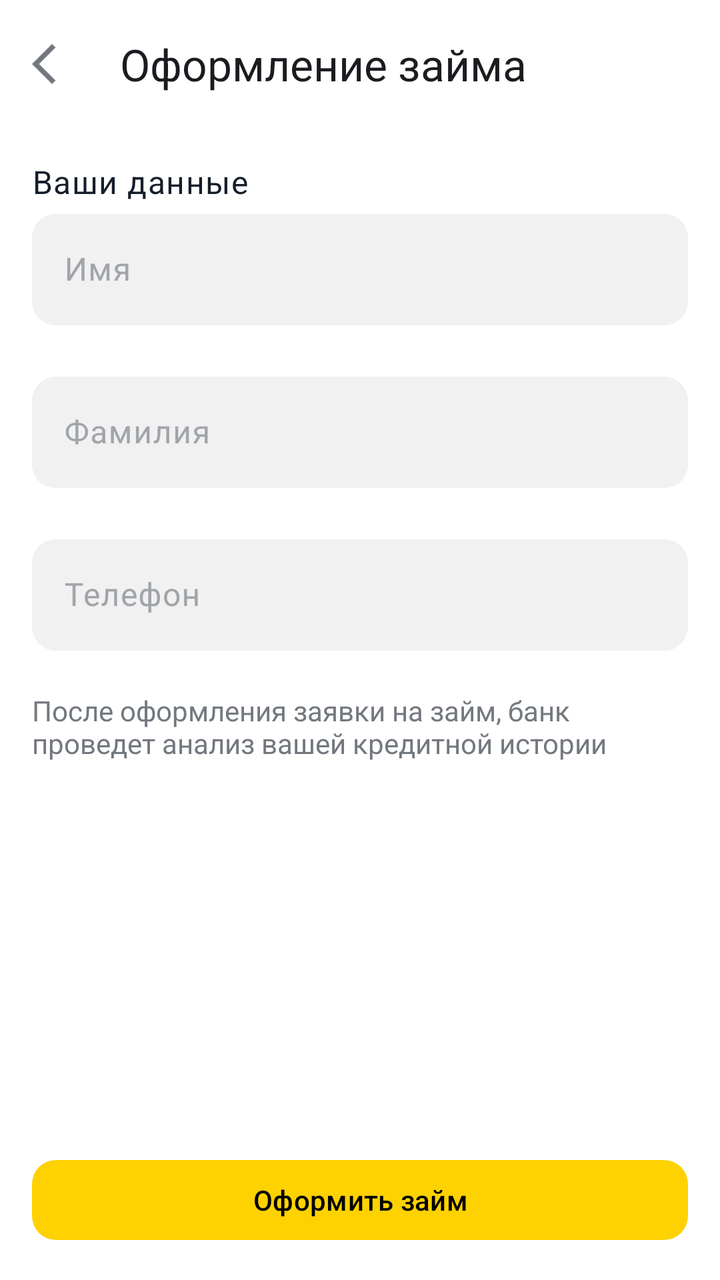
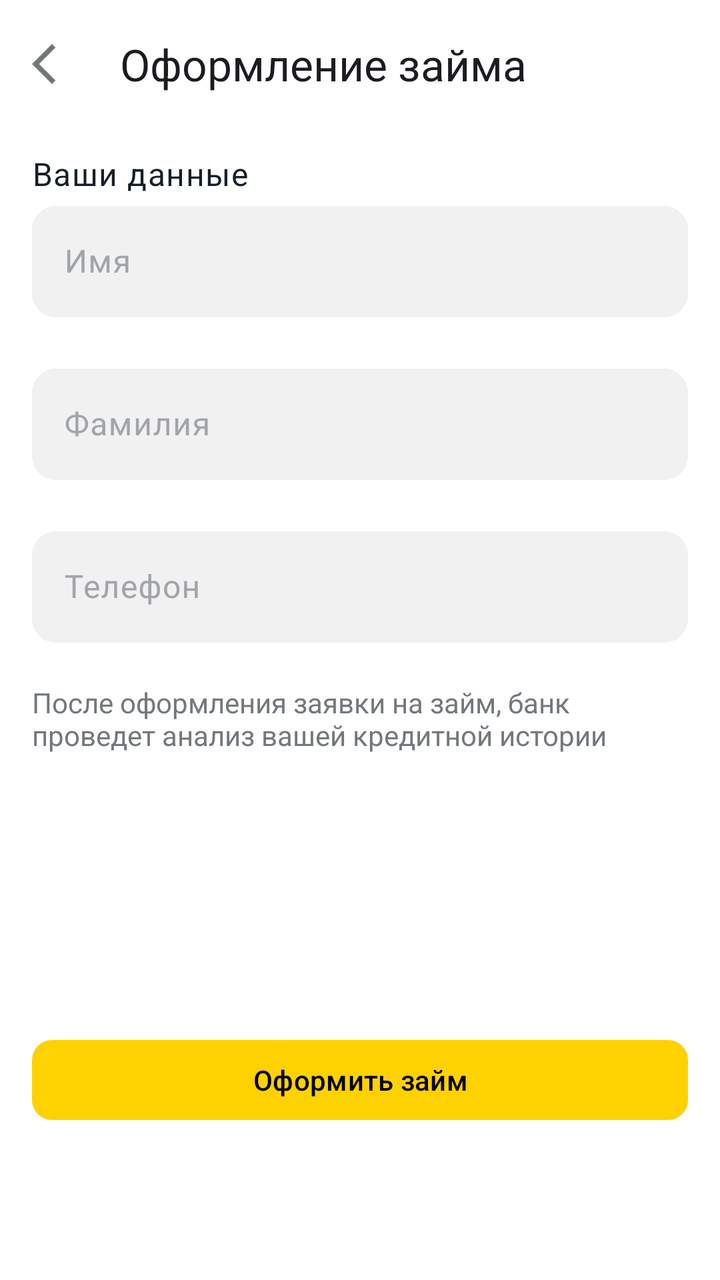

Before-and-after screenshots of an Android layout around one commit, followed by the original layout XML and the change that was made.
<!-- AndroidManifest.xml: application theme Theme.KorotaevaHomework -->
<!-- res/layout/fragment_form.xml -->
<?xml version="1.0" encoding="utf-8"?>
<LinearLayout xmlns:android="http://schemas.android.com/apk/res/android"
    xmlns:app="http://schemas.android.com/apk/res-auto"
    xmlns:tools="http://schemas.android.com/tools"
    android:layout_width="match_parent"
    android:layout_height="match_parent"
    android:background="?attr/colorSurface"
    android:orientation="vertical"
    tools:context=".form.FormFragment">

    <com.google.android.material.appbar.MaterialToolbar
        android:id="@+id/toolbar"
        android:layout_width="match_parent"
        android:layout_height="wrap_content"
        app:navigationIcon="@drawable/arrow_back"
        app:navigationIconTint="?attr/colorOnBackground"
        app:title="@string/title_form" />

    <LinearLayout
        android:layout_width="match_parent"
        android:layout_height="wrap_content"
        android:orientation="vertical"
        android:padding="16dp">

        <TextView
            style="@style/TextAppearance.Material3.BodyLarge"
            android:layout_width="wrap_content"
            android:layout_height="wrap_content"
            android:text="@string/your_data"
            android:textColor="?attr/colorOnSurfaceVariant" />

        <com.google.android.material.textfield.TextInputLayout
            android:id="@+id/fir_name"
            style="@style/CustomTextInputLayout"
            android:layout_width="match_parent"
            android:layout_height="wrap_content"
            app:errorEnabled="true">

            <com.google.android.material.textfield.TextInputEditText
                android:id="@+id/ed_name"
                android:layout_width="match_parent"
                android:layout_height="wrap_content"
                android:hint="@string/name" />
        </com.google.android.material.textfield.TextInputLayout>

        <com.google.android.material.textfield.TextInputLayout
            android:id="@+id/fir_surname"
            style="@style/CustomTextInputLayout"
            android:layout_width="match_parent"
            android:layout_height="wrap_content"
            app:errorEnabled="true">

            <com.google.android.material.textfield.TextInputEditText
                android:id="@+id/ed_surname"
                android:layout_width="match_parent"
                android:layout_height="wrap_content"
                android:hint="@string/surname" />
        </com.google.android.material.textfield.TextInputLayout>

        <com.google.android.material.textfield.TextInputLayout
            android:id="@+id/fir_number"
            style="@style/CustomTextInputLayout"
            android:layout_width="match_parent"
            android:layout_height="wrap_content"
            app:errorEnabled="true">

            <com.google.android.material.textfield.TextInputEditText
                android:id="@+id/ed_number"
                android:layout_width="match_parent"
                android:layout_height="wrap_content"
                android:ems="10"
                android:hint="@string/number"
                android:inputType="phone" />
        </com.google.android.material.textfield.TextInputLayout>

        <TextView
            android:layout_width="match_parent"
            android:layout_height="wrap_content"
            android:text="@string/form_condition"
            android:textColor="?attr/colorOnBackground" />

        <View
            android:layout_width="match_parent"
            android:layout_height="0dp"
            android:layout_weight="1" />

        <Button
            android:id="@+id/confirm_button"
            android:layout_width="match_parent"
            android:layout_height="48.dp"
            android:padding="8.dp"
            android:text="@string/take_loan"
            android:textColor="@color/black"
            app:cornerRadius="12.dp" />
    </LinearLayout>
</LinearLayout>
<!-- resources referenced by this layout -->
<resources>
  <color name="black">#FF000000</color>
  <!-- drawable arrow_back (drawable) -->
  <vector xmlns:android="http://schemas.android.com/apk/res/android" android:autoMirrored="true" android:height="24dp" android:tint="#000000" android:viewportHeight="960" android:viewportWidth="960" android:width="24dp">
        
      <path android:fillColor="@android:color/white" android:pathData="M400,880L0,480L400,80L471,151L142,480L471,809L400,880Z"/>
      
  </vector>
  <string name="form_condition">После оформления заявки на займ, банк проведет анализ вашей кредитной истории</string>
  <string name="name">Имя</string>
  <string name="number">Телефон</string>
  <string name="surname">Фамилия</string>
  <string name="take_loan">Оформить займ</string>
  <string name="title_form">Оформление займа</string>
  <string name="your_data">Ваши данные</string>
  <style name="CustomTextInputLayout" parent="Widget.Material3.TextInputLayout.OutlinedBox">
          <item name="shapeAppearanceOverlay">@style/RoundedTextInputLayout</item>
          <item name="boxStrokeColor">@color/edit_text_stroke_selector</item>
          <item name="hintTextColor">?attr/colorOnBackground</item>
          <item name="cursorColor">?attr/colorOnSurface</item>
          <item name="boxBackgroundColor">@color/edit_text_bg_selector</item>
          <item name="android:textColorHint">?attr/colorOnSecondary</item>
      </style>
  <style name="Theme.KorotaevaHomework" parent="Base.Theme.KorotaevaHomework" />
  <style name="RoundedTextInputLayout" parent="">
          <item name="cornerFamily">rounded</item>
          <item name="cornerSize">12dp</item>
      </style>
  <style name="Base.Theme.KorotaevaHomework" parent="Theme.Material3.DayNight.NoActionBar">
          <item name="myInputBackground">@color/bg_day_secondary</item>
          <item name="myBorderBackground">@color/border_day</item>
          <item name="colorOnSecondary">@color/font_day_disable</item>
          <item name="colorOnBackground">@color/font_day_secondary</item>
          <item name="colorSurface">@color/bg_day_primary</item>
          <item name="colorOnSurfaceVariant">@color/bg_night_primary</item>
          <item name="colorPrimary">@color/primary</item>
      </style>
  <color name="bg_day_secondary">#FFF1F1F2</color>
  <color name="border_day">#FF959698</color>
  <color name="font_day_disable">#FFA1A5AA</color>
  <color name="font_day_secondary">#FF73787F</color>
  <color name="bg_day_primary">#FFFFFFFF</color>
  <color name="bg_night_primary">#FF151E2A</color>
  <color name="primary">#FFFED200</color>
</resources>

<!-- the commit's change to res/layout/fragment_form.xml (unified diff, before → after) -->
@@ -6,6 +6,7 @@
     android:layout_height="match_parent"
     android:background="?attr/colorSurface"
     android:orientation="vertical"
+    android:paddingBottom="?attr/actionBarSize"
     tools:context=".form.FormFragment">
 
     <com.google.android.material.appbar.MaterialToolbar
@@ -20,7 +21,8 @@
         android:layout_width="match_parent"
         android:layout_height="wrap_content"
         android:orientation="vertical"
-        android:padding="16dp">
+        android:paddingVertical="12.dp"
+        android:paddingHorizontal="16dp">
 
         <TextView
             style="@style/TextAppearance.Material3.BodyLarge"
@@ -88,9 +90,8 @@
             android:id="@+id/confirm_button"
             android:layout_width="match_parent"
             android:layout_height="48.dp"
-            android:padding="8.dp"
             android:text="@string/take_loan"
             android:textColor="@color/black"
-            app:cornerRadius="12.dp" />
+            app:cornerRadius="10.dp" />
     </LinearLayout>
 </LinearLayout>
